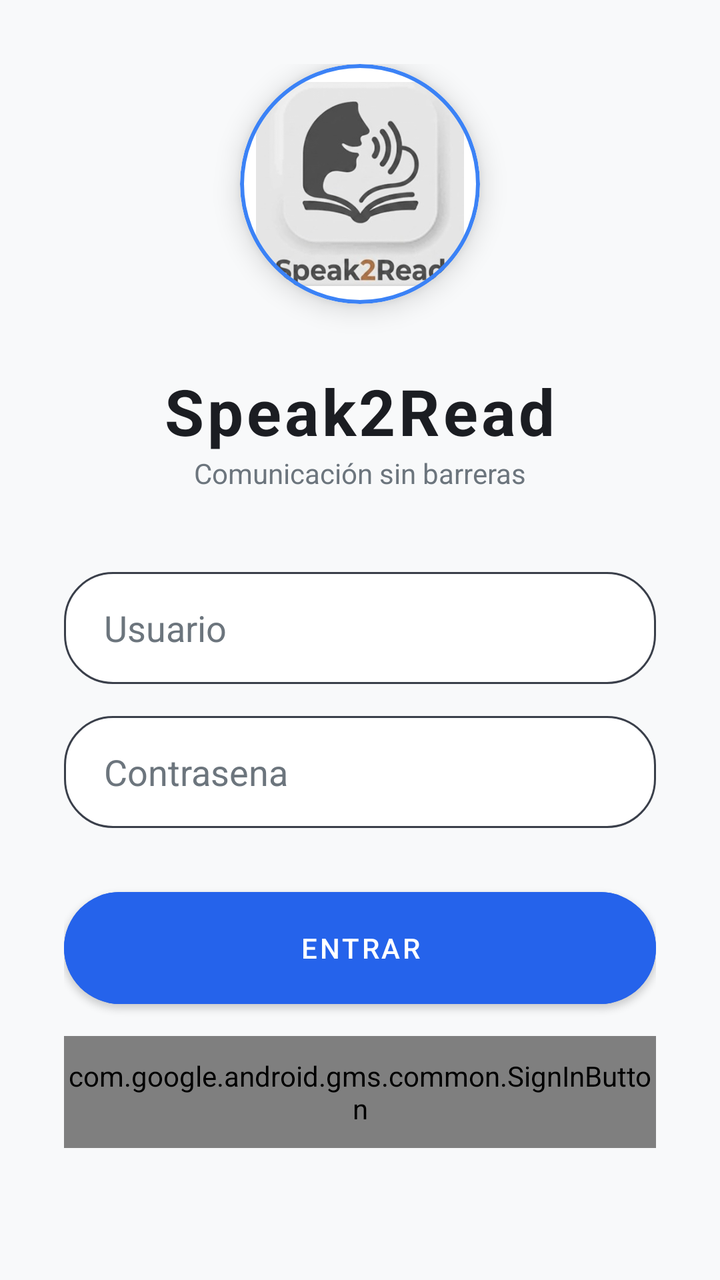
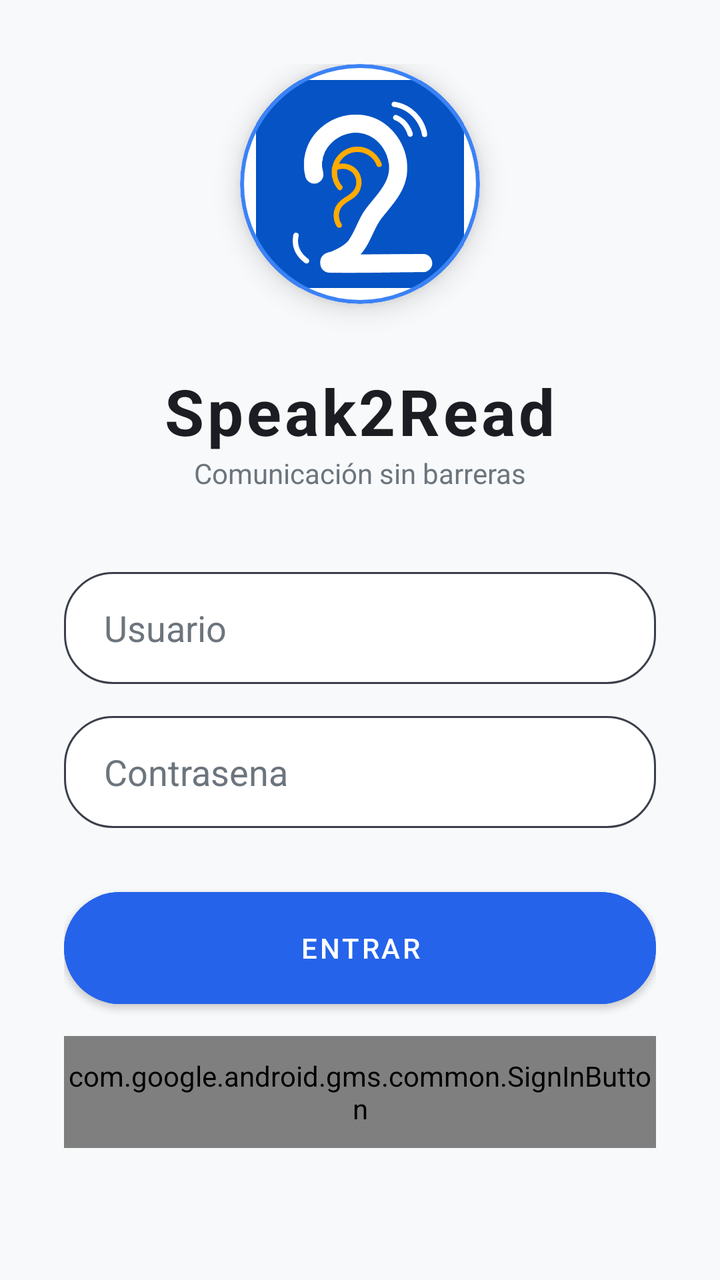

Screens rendered from an Android XML layout before and after an edit, with the pre-edit source and the edit as a unified diff.
<!-- AndroidManifest.xml: activity theme Theme.Speak2Read -->
<!-- res/layout/activity_login.xml -->
<?xml version="1.0" encoding="utf-8"?>
<LinearLayout xmlns:android="http://schemas.android.com/apk/res/android"
    xmlns:app="http://schemas.android.com/apk/res-auto"
    android:layout_width="match_parent"
    android:layout_height="match_parent"
    android:background="@color/s2r_background"
    android:gravity="center"
    android:orientation="vertical"
    android:padding="32dp">

    
    <com.google.android.material.card.MaterialCardView
        android:layout_width="120dp"
        android:layout_height="120dp"
        android:layout_marginBottom="32dp"
        app:cardCornerRadius="60dp"
        app:cardElevation="8dp"
        app:strokeColor="@color/s2r_accent"
        app:strokeWidth="2dp">

        <ImageView
            android:id="@+id/ivLogo"
            android:layout_width="match_parent"
            android:layout_height="match_parent"
            android:scaleType="fitCenter"
            android:src="@drawable/logo_speak2read"
            android:contentDescription="@string/login_logo_desc"
            android:padding="8dp" />
    </com.google.android.material.card.MaterialCardView>

    <TextView
        android:id="@+id/tvTitle"
        android:layout_width="wrap_content"
        android:layout_height="wrap_content"
        android:text="@string/app_name"
        android:textColor="@color/s2r_text_primary"
        android:textSize="32sp"
        android:textStyle="bold"
        android:letterSpacing="0.05"/>

    <TextView
        android:layout_width="wrap_content"
        android:layout_height="wrap_content"
        android:layout_marginBottom="40dp"
        android:text="@string/slogan_login"
        android:textColor="@color/s2r_text_secondary"
        android:textSize="14sp" />

    <EditText
        android:id="@+id/etUsername"
        android:layout_width="match_parent"
        android:layout_height="56dp"
        android:background="@drawable/bg_input_container"
        android:hint="@string/login_username_hint"
        android:inputType="text"
        android:paddingHorizontal="20dp"
        android:textColor="@color/s2r_text_primary"
        android:textColorHint="@color/s2r_text_secondary" />

    <EditText
        android:id="@+id/etPassword"
        android:layout_width="match_parent"
        android:layout_height="56dp"
        android:layout_marginTop="16dp"
        android:background="@drawable/bg_input_container"
        android:hint="@string/login_password_hint"
        android:inputType="textPassword"
        android:paddingHorizontal="20dp"
        android:textColor="@color/s2r_text_primary"
        android:textColorHint="@color/s2r_text_secondary" />

    <com.google.android.material.button.MaterialButton
        android:id="@+id/btnLogin"
        android:layout_width="match_parent"
        android:layout_height="56dp"
        android:layout_marginTop="32dp"
        android:text="@string/login_btn_entrar"
        app:cornerRadius="28dp"
        android:backgroundTint="@color/s2r_bubble_usuario"
        android:insetTop="0dp"
        android:insetBottom="0dp" />

    <com.google.android.gms.common.SignInButton
        android:id="@+id/btnGoogleLogin"
        android:layout_width="match_parent"
        android:layout_height="56dp"
        android:layout_marginTop="16dp" />

    <com.google.android.material.button.MaterialButton
        android:id="@+id/btnRegister"
        style="@style/Widget.MaterialComponents.Button.TextButton"
        android:layout_width="wrap_content"
        android:layout_height="wrap_content"
        android:layout_marginTop="16dp"
        android:text="@string/login_btn_register"
        android:textColor="@color/s2r_accent" />

</LinearLayout>
<!-- resources referenced by this layout -->
<resources>
  <color name="s2r_accent">#3B82F6</color>
  <color name="s2r_background">#F8F9FA</color>
  <color name="s2r_bubble_usuario">#2563EB</color>
  <color name="s2r_text_primary">#1B1D22</color>
  <color name="s2r_text_secondary">#6C757D</color>
  <!-- drawable bg_input_container (drawable) -->
  <?xml version="1.0" encoding="utf-8"?>
  <shape xmlns:android="http://schemas.android.com/apk/res/android">
      <solid android:color="@color/s2r_surface"/>
      <corners android:radius="24dp"/>
      <stroke
          android:width="1dp"
          android:color="#3A3F4A"/>
  </shape>
  <!-- drawable logo_speak2read: jpeg bitmap (drawable, 18223 bytes) -->
  <string name="app_name">Speak2Read</string>
  <string name="login_btn_entrar">Entrar</string>
  <string name="login_btn_register">Registrarse</string>
  <string name="login_logo_desc">Logo de Speak2Read</string>
  <string name="login_password_hint">Contrasena</string>
  <string name="login_username_hint">Usuario</string>
  <string name="slogan_login">Comunicación sin barreras</string>
  <style name="Theme.Speak2Read" parent="Theme.MaterialComponents.DayNight.NoActionBar">
          <item name="colorPrimary">@color/s2r_bubble_usuario</item>
          <item name="colorPrimaryVariant">@color/s2r_bubble_usuario</item>
          <item name="colorOnPrimary">@color/white</item>
          <item name="android:windowBackground">@color/s2r_background</item>
          <item name="android:colorBackground">@color/s2r_background</item>
          <item name="android:textColorPrimary">@color/s2r_text_primary</item>
          <item name="android:textColor">@color/s2r_text_primary</item>
      </style>
  <color name="s2r_surface">#FFFFFF</color>
  <color name="white">#FFFFFFFF</color>
</resources>

<!-- the commit's change to res/layout/activity_login.xml (unified diff, before → after) -->
@@ -23,7 +23,7 @@
             android:layout_width="match_parent"
             android:layout_height="match_parent"
             android:scaleType="fitCenter"
-            android:src="@drawable/logo_speak2read"
+            android:src="@drawable/logo_new_v3"
             android:contentDescription="@string/login_logo_desc"
             android:padding="8dp" />
     </com.google.android.material.card.MaterialCardView>
<!-- resource entries referenced after the edit -->
@@ -14,7 +14,7 @@
           android:width="1dp"
           android:color="#3A3F4A"/>
   </shape>
-  <!-- drawable logo_speak2read: jpeg bitmap (drawable, 18223 bytes) -->
+  <!-- drawable logo_new_v3: png bitmap (drawable, 18376 bytes) -->
   <string name="app_name">Speak2Read</string>
   <string name="login_btn_entrar">Entrar</string>
   <string name="login_btn_register">Registrarse</string>
